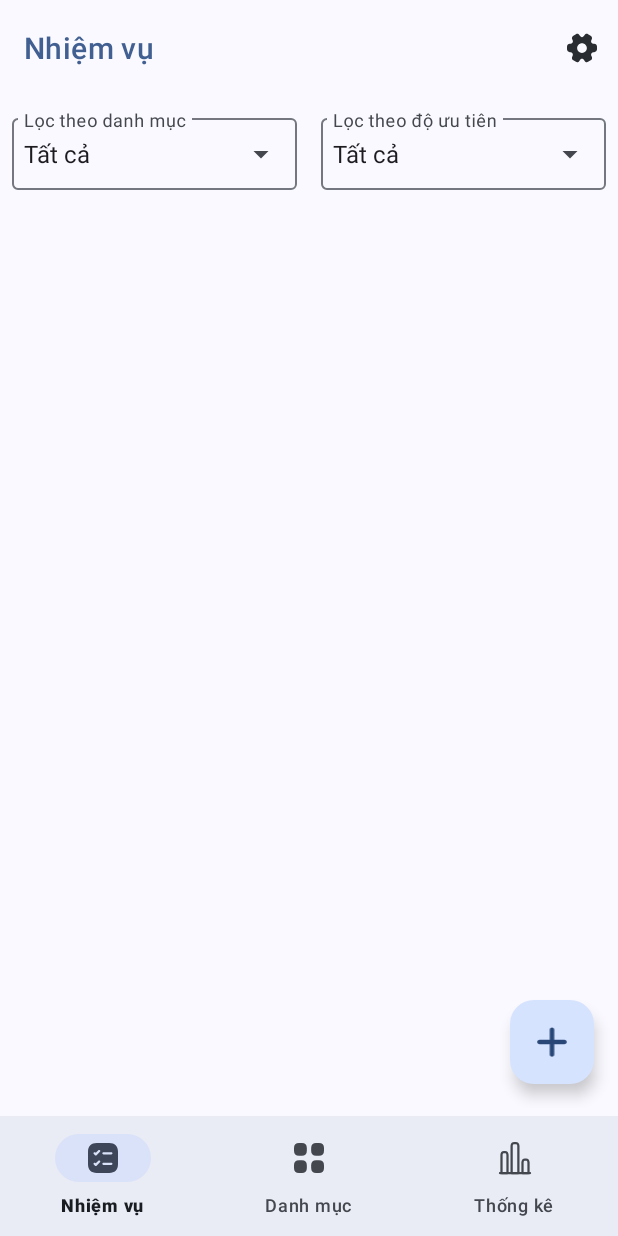
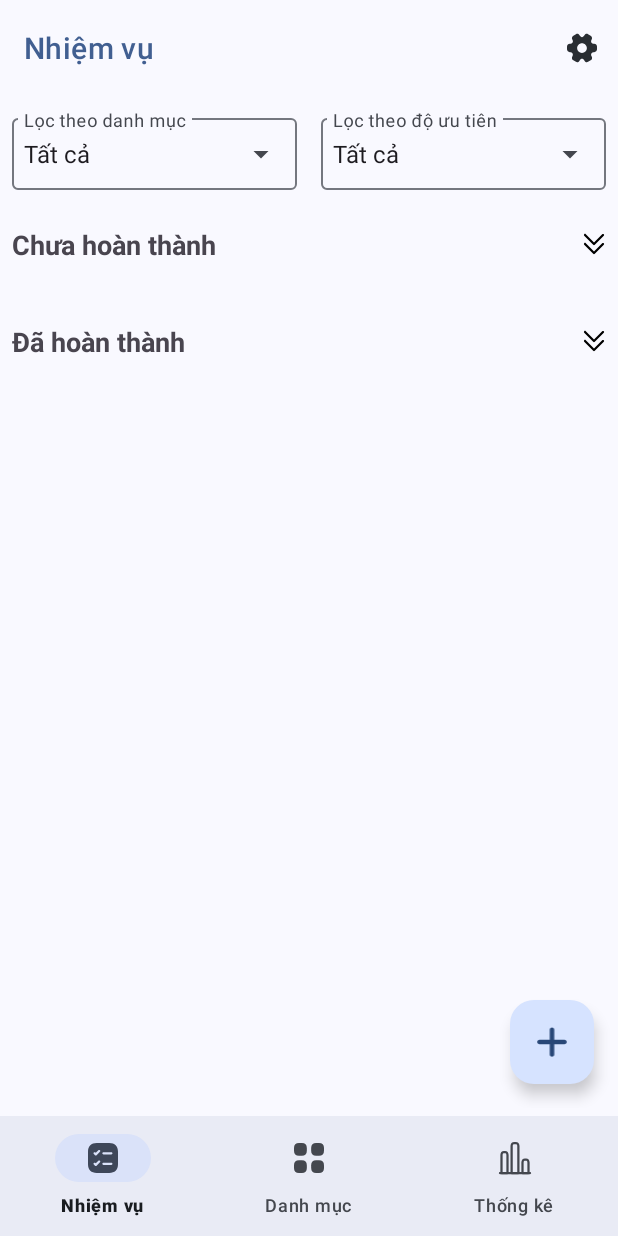
Before and after one commit to yngpiu/todo-app-android, an Android app: the screen it shows after launch once a user with an empty profile is signed in (MainActivity), on a phone screen of 412 x 824 dp. Run offline under Robolectric (Android 15) with nearby library versions, the phone set to English and light mode, and no system bars; our stand-ins replace Firebase (no records; nobody signed in at launch, a user with empty details on screens opened directly), navigation-ui.

Commit message:
feat: Implement collapsible task sections and UI adjustments
This commit introduces collapsible sections for "Not Completed" and "Completed" tasks in the TaskFragment, along with related UI and logic changes.

- **TaskFragment.java:**
    - Divided tasks into "Not Completed" and "Completed" sections, each with its own RecyclerView.
    - Implemented collapsible headers for both sections, allowing users to expand/collapse them.
    - Added toggle icons (`ic_chevrons_down.xml`) to the headers to indicate their expanded/collapsed state.
    - Updated `setupRecyclerViews()` to initialize both `recycler_not_completed` and `recycler_completed`.
    - Added `setupCollapsibleHeaders()` to manage the click listeners and visibility of the RecyclerViews.
    - Modified `updateTaskLists()` to populate the respective RecyclerViews based on task completion status.
    - Ensured `applyFilters()` updates both task lists.
    - Minor adjustments to ensure `categories` in `applyFilters` and `setupObservers` are not null.

- **fragment_task.xml:**
    - Restructured the layout to include two `LinearLayout` sections for "Not Completed" and "Completed" tasks, each containing a header and a `RecyclerView`.
    - Wrapped these sections in a `NestedScrollView` to allow scrolling if content exceeds screen height.
    - Headers (`header_not_completed`, `header_completed`) now include a `TextView` for the title and an `ImageView` for the toggle icon.
    - Replaced the single `recycler_task` with `recycler_not_completed` and `recycler_completed`.
    - Minor constraint and layout property adjustments for filter `AutoCompleteTextView`s.

- **item_task.xml:**
    - Reduced padding from `16dp` to `6dp` for a more compact task item view.

- **New Drawable:**
    - Added `ic_chevrons_down.xml` vector drawable for the collapse/expand toggle icon.

```diff
--- a/app/src/main/java/com/haui/noteapp/ui/task/TaskFragment.java
+++ b/app/src/main/java/com/haui/noteapp/ui/task/TaskFragment.java
@@ -34,6 +34,8 @@ public class TaskFragment extends Fragment implements OnTaskActionListener {
     private TaskViewModel taskViewModel;
     private AutoCompleteTextView filterCategory;
     private AutoCompleteTextView filterPriority;
+    private boolean isNotCompletedExpanded = true;
+    private boolean isCompletedExpanded = true;
 
     @Override
     public View onCreateView(@NonNull LayoutInflater inflater, ViewGroup container, Bundle savedInstanceState) {
@@ -48,7 +50,6 @@ public class TaskFragment extends Fragment implements OnTaskActionListener {
 
     private void initUI() {
         binding.fabAddTask.setOnClickListener(v -> onAddTaskClicked());
-        setupRecyclerView();
 
         // Initialize filter views
         filterCategory = binding.filterCategory;
@@ -57,35 +58,62 @@ public class TaskFragment extends Fragment implements OnTaskActionListener {
         // Set up filters
         setupCategoryFilter();
         setupPriorityFilter();
+
+        // Set up RecyclerViews
+        setupRecyclerViews();
+
+        // Set up collapsible headers
+        setupCollapsibleHeaders();
+    }
+
+    private void setupRecyclerViews() {
+        binding.recyclerNotCompleted.setLayoutManager(new LinearLayoutManager(getContext()));
+        binding.recyclerCompleted.setLayoutManager(new LinearLayoutManager(getContext()));
+    }
+
+    private void setupCollapsibleHeaders() {
+        // Not Completed Header
+        binding.headerNotCompleted.setOnClickListener(v -> {
+            isNotCompletedExpanded = !isNotCompletedExpanded;
+            binding.recyclerNotCompleted.setVisibility(isNotCompletedExpanded ? View.VISIBLE : View.GONE);
+            binding.ivNotCompletedToggle.setRotation(isNotCompletedExpanded ? 0 : -90); // Rotate icon to indicate state
+        });
+
+        // Completed Header
+        binding.headerCompleted.setOnClickListener(v -> {
+            isCompletedExpanded = !isCompletedExpanded;
+            binding.recyclerCompleted.setVisibility(isCompletedExpanded ? View.VISIBLE : View.GONE);
+            binding.ivCompletedToggle.setRotation(isCompletedExpanded ? 0 : -90); // Rotate icon to indicate state
+        });
     }
 
     private void setupCategoryFilter() {
         taskViewModel.getCategoryList().observe(getViewLifecycleOwner(), categories -> {
             if (categories != null && !categories.isEmpty()) {
                 List<String> categoryNames = new ArrayList<>();
-                categoryNames.add("Tất cả"); // Add "All" option
+                categoryNames.add("Tất cả");
                 for (Category category : categories) {
                     categoryNames.add(category.getName());
                 }
                 ArrayAdapter<String> adapter = new ArrayAdapter<>(requireContext(), android.R.layout.simple_dropdown_item_1line, categoryNames);
                 filterCategory.setAdapter(adapter);
-                filterCategory.setText("Tất cả", false); // Default to "All"
+                filterCategory.setText("Tất cả", false);
                 filterCategory.setOnItemClickListener((parent, view, position, id) -> applyFilters());
             } else {
-                filterCategory.setText("Tất cả", false); // Default to "All" if no categories
+                filterCategory.setText("Tất cả", false);
             }
         });
     }
 
     private void setupPriorityFilter() {
         List<String> priorityLabels = new ArrayList<>();
-        priorityLabels.add("Tất cả"); // Add "All" option
-        priorityLabels.add(Priority.HIGH.getLabel());    // "Cao"
-        priorityLabels.add(Priority.MEDIUM.getLabel());  // "Trung bình"
-        priorityLabels.add(Priority.LOW.getLabel());     // "Thấp"
+        priorityLabels.add("Tất cả");
+        priorityLabels.add(Priority.HIGH.getLabel());
+        priorityLabels.add(Priority.MEDIUM.getLabel());
+        priorityLabels.add(Priority.LOW.getLabel());
         ArrayAdapter<String> adapter = new ArrayAdapter<>(requireContext(), android.R.layout.simple_dropdown_item_1line, priorityLabels);
         filterPriority.setAdapter(adapter);
-        filterPriority.setText("Tất cả", false); // Default to "All"
+        filterPriority.setText("Tất cả", false);
         filterPriority.setOnItemClickListener((parent, view, position, id) -> applyFilters());
     }
 
@@ -94,8 +122,8 @@ public class TaskFragment extends Fragment implements OnTaskActionListener {
         String selectedPriority = filterPriority.getText().toString();
 
         taskViewModel.getCombinedData().observe(getViewLifecycleOwner(), pair -> {
-            List<Task> tasks = pair.first != null ? pair.first : new ArrayList<>(); // Ensure tasks is not null
-            List<Category> categories = pair.second;
+            List<Task> tasks = pair.first != null ? pair.first : new ArrayList<>();
+            List<Category> categories = pair.second != null ? pair.second : new ArrayList<>();
 
             List<Task> filteredTasks = new ArrayList<>();
             for (Task task : tasks) {
@@ -109,31 +137,14 @@ public class TaskFragment extends Fragment implements OnTaskActionListener {
                 }
             }
 
-            updateTaskList(filteredTasks, categories);
+            updateTaskLists(filteredTasks, categories);
         });
-    }
-
-    private void onAddTaskClicked() {
-        List<Category> categories = taskViewModel.getCategoryList().getValue();
-        if (categories == null || categories.isEmpty()) {
-            Toast.makeText(requireContext(), "Chưa có danh mục nào. Vui lòng tạo danh mục trước.", Toast.LENGTH_SHORT).show();
-            return;
-        }
-        Task newTask = new Task();
-        newTask.setDueDate(new Date());
-        newTask.setPriority(Priority.MEDIUM.name());
-        showTaskDialog(newTask, false);
-    }
-
-    private void setupRecyclerView() {
-        binding.recyclerTask.setLayoutManager(new LinearLayoutManager(getContext()));
     }
 
     private void setupObservers() {
         taskViewModel.getCombinedData().observe(getViewLifecycleOwner(), pair -> {
             List<Task> tasks = pair.first != null ? pair.first : new ArrayList<>();
             List<Category> categories = pair.second != null ? pair.second : new ArrayList<>();
-            // Apply filters when data changes
             applyFilters();
         });
 
@@ -148,25 +159,52 @@ public class TaskFragment extends Fragment implements OnTaskActionListener {
             String msg = event.getContentIfNotHandled();
             if (msg != null) {
                 Toast.makeText(requireContext(), msg, Toast.LENGTH_SHORT).show();
-                applyFilters(); // Reapply filters after action (e.g., add/update/delete)
+                applyFilters();
             }
         });
     }
 
-    private void updateTaskList(List<Task> tasks, List<Category> categories) {
-        binding.progressBar.setVisibility(View.VISIBLE);
-        binding.recyclerTask.setVisibility(View.GONE);
+    private void updateTaskLists(List<Task> tasks, List<Category> categories) {
+        binding.progressBar.setVisibility(View.GONE);
 
         Map<String, Category> categoryMap = new HashMap<>();
         if (categories != null) {
             for (Category c : categories) categoryMap.put(c.getId(), c);
         }
 
-        TaskAdapter adapter = new TaskAdapter(tasks, categoryMap, this);
-        binding.recyclerTask.setAdapter(adapter);
+        // Split tasks into completed and not completed
+        List<Task> notCompletedTasks = new ArrayList<>();
+        List<Task> completedTasks = new ArrayList<>();
 
-        binding.progressBar.setVisibility(View.GONE);
-        binding.recyclerTask.setVisibility(View.VISIBLE);
+        for (Task task : tasks) {
+            if (task.isCompleted()) {
+                completedTasks.add(task);
+            } else {
+                notCompletedTasks.add(task);
+            }
+        }
+
+        // Update Not Completed RecyclerView
+        TaskAdapter notCompletedAdapter = new TaskAdapter(notCompletedTasks, categoryMap, this);
+        binding.recyclerNotCompleted.setAdapter(notCompletedAdapter);
+        binding.recyclerNotCompleted.setVisibility(isNotCompletedExpanded ? View.VISIBLE : View.GONE);
+
+        // Update Completed RecyclerView
+        TaskAdapter completedAdapter = new TaskAdapter(completedTasks, categoryMap, this);
+        binding.recyclerCompleted.setAdapter(completedAdapter);
+        binding.recyclerCompleted.setVisibility(isCompletedExpanded ? View.VISIBLE : View.GONE);
+    }
+
+    private void onAddTaskClicked() {
+        List<Category> categories = taskViewModel.getCategoryList().getValue();
+        if (categories == null || categories.isEmpty()) {
+            Toast.makeText(requireContext(), "Chưa có danh mục nào. Vui lòng tạo danh mục trước.", Toast.LENGTH_SHORT).show();
+            return;
+        }
+        Task newTask = new Task();
+        newTask.setDueDate(new Date());
+        newTask.setPriority(Priority.MEDIUM.name());
+        showTaskDialog(newTask, false);
     }
 
     private void showTaskDialog(Task task, boolean isEdit) {
--- /dev/null
+++ b/app/src/main/res/drawable/ic_chevrons_down.xml
@@ -0,0 +1,9 @@
+<vector xmlns:android="http://schemas.android.com/apk/res/android"
+    android:width="512dp"
+    android:height="512dp"
+    android:viewportWidth="512"
+    android:viewportHeight="512">
+  <path
+      android:fillColor="#FF000000"
+      android:pathData="M239,465c9.4,9.4 24.6,9.4 33.9,0L465,273c9.4,-9.4 9.4,-24.6 0,-33.9s-24.6,-9.4 -33.9,0l-175,175L81,239c-9.4,-9.4 -24.6,-9.4 -33.9,0s-9.4,24.6 0,33.9L239,465zM47,81L239,273c9.4,9.4 24.6,9.4 33.9,0L465,81c9.4,-9.4 9.4,-24.6 0,-33.9s-24.6,-9.4 -33.9,0l-175,175L81,47c-9.4,-9.4 -24.6,-9.4 -33.9,0s-9.4,24.6 0,33.9z"/>
+</vector>
--- a/app/src/main/res/layout/fragment_task.xml
+++ b/app/src/main/res/layout/fragment_task.xml
@@ -13,20 +13,20 @@
         android:layout_width="0dp"
         android:layout_height="wrap_content"
         android:layout_margin="8dp"
+        app:endIconMode="dropdown_menu"
         android:hint="Lọc theo danh mục"
-        app:endIconMode="dropdown_menu"
-        app:layout_constraintEnd_toStartOf="@id/filter_priority_layout"
+        app:layout_constraintTop_toTopOf="parent"
         app:layout_constraintStart_toStartOf="parent"
-        app:layout_constraintTop_toTopOf="parent">
+        app:layout_constraintEnd_toStartOf="@id/filter_priority_layout">
 
         <AutoCompleteTextView
             android:id="@+id/filter_category"
             android:layout_width="match_parent"
             android:layout_height="wrap_content"
-            android:clickable="true"
             android:completionThreshold="1"
             android:focusable="false"
             android:focusableInTouchMode="false"
+            android:clickable="true"
             android:gravity="center_vertical"
             android:padding="8dp"
             android:singleLine="true"
@@ -39,46 +39,136 @@
         android:layout_width="0dp"
         android:layout_height="wrap_content"
         android:layout_margin="8dp"
+        app:endIconMode="dropdown_menu"
         android:hint="Lọc theo độ ưu tiên"
-        app:endIconMode="dropdown_menu"
-        app:layout_constraintEnd_toEndOf="parent"
+        app:layout_constraintTop_toTopOf="parent"
         app:layout_constraintStart_toEndOf="@id/filter_category_layout"
-        app:layout_constraintTop_toTopOf="parent">
+        app:layout_constraintEnd_toEndOf="parent">
 
         <AutoCompleteTextView
             android:id="@+id/filter_priority"
             android:layout_width="match_parent"
             android:layout_height="wrap_content"
-            android:clickable="true"
             android:completionThreshold="1"
             android:focusable="false"
             android:focusableInTouchMode="false"
+            android:clickable="true"
             android:gravity="center_vertical"
             android:padding="8dp"
             android:singleLine="true"
             android:textSize="16sp" />
     </com.google.android.material.textfield.TextInputLayout>
 
-    <!-- ProgressBar -->
-    <ProgressBar
-        android:id="@+id/progress_bar"
-        android:layout_width="wrap_content"
-        android:layout_height="wrap_content"
-        android:visibility="gone"
-        app:layout_constraintEnd_toEndOf="parent"
-        app:layout_constraintStart_toStartOf="parent"
-        app:layout_constraintTop_toBottomOf="@id/filter_category_layout" />
-
-    <!-- RecyclerView with top margin -->
-    <androidx.recyclerview.widget.RecyclerView
-        android:id="@+id/recycler_task"
+    <!-- ScrollView to wrap the two sections -->
+    <androidx.core.widget.NestedScrollView
+        android:id="@+id/scroll_view"
         android:layout_width="0dp"
         android:layout_height="0dp"
-        android:layout_marginTop="16dp"
+        app:layout_constraintTop_toBottomOf="@id/filter_category_layout"
         app:layout_constraintBottom_toBottomOf="parent"
-        app:layout_constraintEnd_toEndOf="parent"
         app:layout_constraintStart_toStartOf="parent"
-        app:layout_constraintTop_toBottomOf="@id/progress_bar" />
+        app:layout_constraintEnd_toEndOf="parent">
+
+        <LinearLayout
+            android:layout_width="match_parent"
+            android:layout_height="wrap_content"
+            android:orientation="vertical">
+
+            <!-- ProgressBar -->
+            <ProgressBar
+                android:id="@+id/progress_bar"
+                android:layout_width="wrap_content"
+                android:layout_height="wrap_content"
+                android:layout_gravity="center"
+                android:layout_marginTop="8dp"
+                android:visibility="gone" />
+
+            <!-- Not Completed Section -->
+            <LinearLayout
+                android:id="@+id/section_not_completed"
+                android:layout_width="match_parent"
+                android:layout_height="wrap_content"
+                android:layout_marginTop="16dp"
+                android:orientation="vertical">
+
+                <!-- Not Completed Header -->
+                <LinearLayout
+                    android:id="@+id/header_not_completed"
+                    android:layout_width="match_parent"
+                    android:layout_height="wrap_content"
+                    android:background="?attr/selectableItemBackground"
+                    android:orientation="horizontal"
+                    android:padding="8dp"
+                    android:gravity="center_vertical">
+
+                    <TextView
+                        android:id="@+id/tv_not_completed_title"
+                        android:layout_width="0dp"
+                        android:layout_height="wrap_content"
+                        android:layout_weight="1"
+                        android:text="Chưa hoàn thành"
+                        android:textSize="18sp"
+                        android:textStyle="bold" />
+
+                    <ImageView
+                        android:id="@+id/iv_not_completed_toggle"
+                        android:layout_width="16dp"
+                        android:layout_height="16dp"
+                        android:src="@drawable/ic_chevrons_down" />
+                </LinearLayout>
+
+                <!-- Not Completed RecyclerView -->
+                <androidx.recyclerview.widget.RecyclerView
+                    android:id="@+id/recycler_not_completed"
+                    android:layout_width="match_parent"
+                    android:layout_height="wrap_content"
+                    android:layout_marginTop="8dp" />
+            </LinearLayout>
+
+            <!-- Completed Section -->
+            <LinearLayout
+                android:id="@+id/section_completed"
+                android:layout_width="match_parent"
+                android:layout_height="wrap_content"
+                android:layout_marginTop="16dp"
+                android:orientation="vertical">
+
+                <!-- Completed Header -->
+                <LinearLayout
+                    android:id="@+id/header_completed"
+                    android:layout_width="match_parent"
+                    android:layout_height="wrap_content"
+                    android:background="?attr/selectableItemBackground"
+                    android:orientation="horizontal"
+                    android:padding="8dp"
+                    android:gravity="center_vertical">
+
+                    <TextView
+                        android:id="@+id/tv_completed_title"
+                        android:layout_width="0dp"
+                        android:layout_height="wrap_content"
+                        android:layout_weight="1"
+                        android:text="Đã hoàn thành"
+                        android:textSize="18sp"
+                        android:textStyle="bold" />
+
+                    <ImageView
+                        android:id="@+id/iv_completed_toggle"
+                        android:layout_width="16dp"
+                        android:layout_height="16dp"
+                        android:src="@drawable/ic_chevrons_down" />
+                </LinearLayout>
+
+                <!-- Completed RecyclerView -->
+                <androidx.recyclerview.widget.RecyclerView
+                    android:id="@+id/recycler_completed"
+                    android:layout_width="match_parent"
+                    android:layout_height="wrap_content"
+                    android:layout_marginTop="8dp" />
+            </LinearLayout>
+
+        </LinearLayout>
+    </androidx.core.widget.NestedScrollView>
 
     <!-- Floating Action Button -->
     <com.google.android.material.floatingactionbutton.FloatingActionButton
--- a/app/src/main/res/layout/item_task.xml
+++ b/app/src/main/res/layout/item_task.xml
@@ -11,7 +11,7 @@
         android:layout_height="wrap_content"
         android:gravity="center_vertical"
         android:orientation="horizontal"
-        android:padding="16dp">
+        android:padding="6dp">
 
         <!-- Checkbox -->
         <com.google.android.material.checkbox.MaterialCheckBox
```
